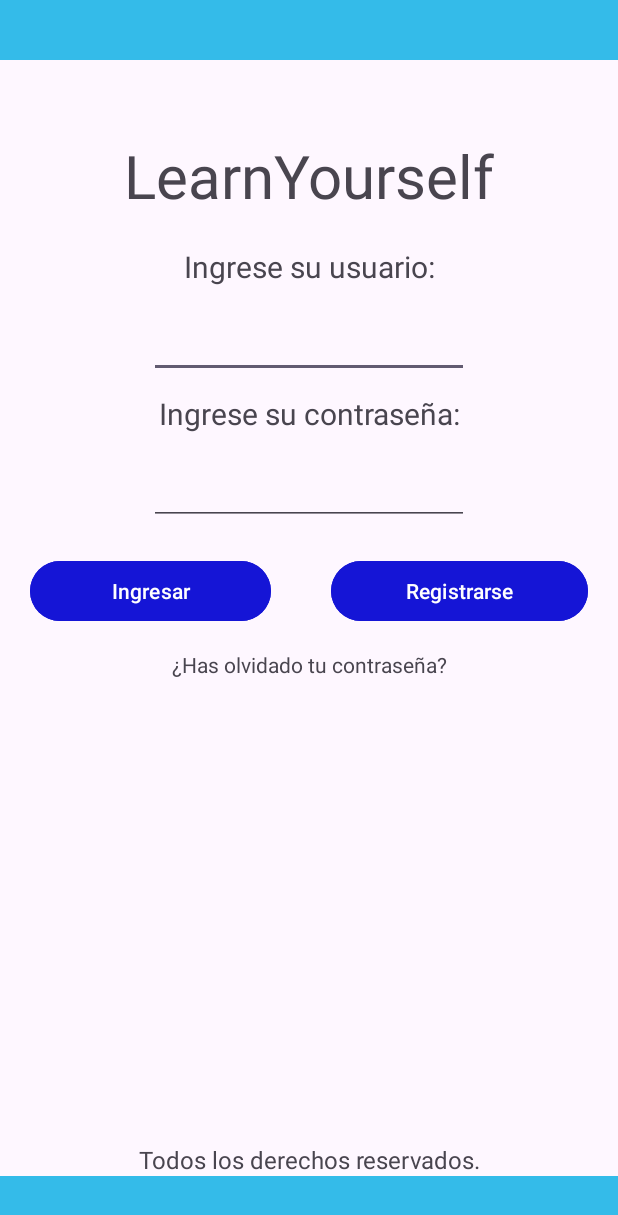
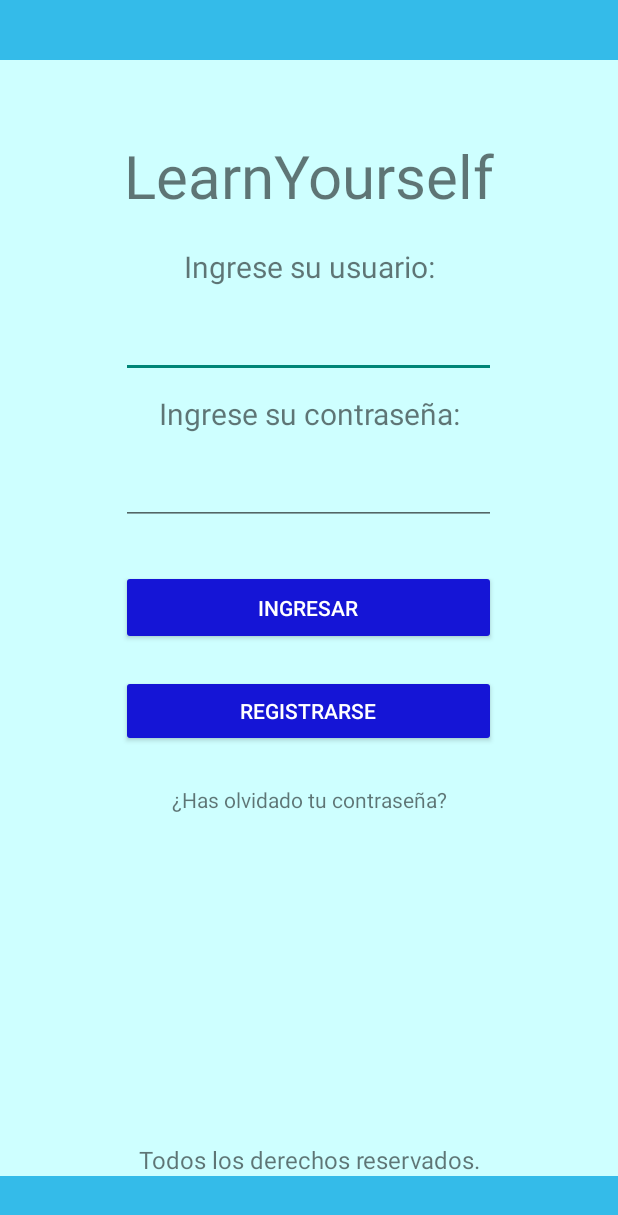
Before and after one commit to francocaputo123/final-2-am-acn4a-caputo-cardozo, an Android app: the screen it shows after launch (MainActivity), on a phone screen of 412 x 824 dp. Shown: the top 1215 px of the screen. Run offline under Robolectric (Android 15) with nearby library versions, the phone set to English and light mode, and no system bars.

Commit message:
Added all strings for names, textViews, etc. Fixed problem in bottom drawable.

```diff
--- a/app/src/main/res/drawable/rectangular_button_background.xml
+++ b/app/src/main/res/drawable/rectangular_button_background.xml
@@ -1,5 +1,5 @@
 <?xml version="1.0" encoding="utf-8"?>
 <shape xmlns:android="http://schemas.android.com/apk/res/android">
-    <solid android:color="#D8F0F2" /> <!-- Color de fondo -->
+    <solid android:color="@color/btnColor" /> <!-- Color de fondo -->
     <corners android:radius="0dp" /> <!-- Esquinas cuadradas (0dp) -->
 </shape>
--- a/app/src/main/res/layout/activity_main.xml
+++ b/app/src/main/res/layout/activity_main.xml
@@ -5,7 +5,8 @@
     android:layout_width="match_parent"
     android:layout_height="match_parent"
     android:orientation="vertical"
-    tools:context=".MainActivity">
+    tools:context=".MainActivity"
+    android:background="@color/background">
 
     <LinearLayout
         android:layout_width="match_parent"
@@ -29,31 +30,31 @@
         android:layout_width="match_parent"
         android:layout_height="wrap_content"
         android:layout_marginTop="20dp"
-        android:text="Ingrese su usuario:"
+        android:text="@string/l_txtl"
         android:textAlignment="center"
         android:textSize="20sp" />
 
     <EditText
         android:id="@+id/userEdit"
-        android:layout_width="wrap_content"
+        android:layout_width="250dp"
         android:layout_height="wrap_content"
         android:layout_gravity="center"
+        android:layout_marginTop="15dp"
         android:ems="10"
-        android:inputType="text"
-        android:layout_marginTop="15dp"/>
+        android:inputType="text" />
 
     <TextView
         android:id="@+id/passText"
         android:layout_width="match_parent"
         android:layout_height="wrap_content"
         android:layout_marginTop="10dp"
-        android:text="Ingrese su contraseña:"
+        android:text="@string/l_txtpass"
         android:textAlignment="center"
         android:textSize="20sp" />
 
     <EditText
         android:id="@+id/passEdit"
-        android:layout_width="wrap_content"
+        android:layout_width="250dp"
         android:layout_height="wrap_content"
         android:layout_gravity="center"
         android:ems="10"
@@ -64,27 +65,33 @@
         android:layout_width="match_parent"
         android:layout_height="wrap_content"
         android:layout_marginTop="20dp"
-        android:orientation="horizontal">
+        android:orientation="vertical"
+        android:gravity="center"
+        >
 
         <Button
             android:id="@+id/login"
-            android:layout_width="wrap_content"
-            android:layout_height="wrap_content"
+            android:layout_width="250dp"
+            android:layout_height="50dp"
             android:layout_marginHorizontal="20dp"
-            android:layout_weight="1.2"
+            android:layout_marginVertical="10dp"
+            android:layout_weight="1"
             android:backgroundTint="@color/btnColor"
             android:onClick="login"
-            android:text="Ingresar" />
+            android:text="@string/login"
+            android:textColor="@color/txtColor" />
 
         <Button
             android:id="@+id/register"
-            android:layout_width="wrap_content"
+            android:layout_width="250dp"
             android:layout_height="wrap_content"
             android:layout_marginHorizontal="20dp"
             android:layout_weight="1"
             android:backgroundTint="@color/btnColor"
             android:onClick="registerAc"
-            android:text="Registrarse" />
+            android:text="Registrarse"
+            android:textColor="@color/txtColor"
+            android:layout_marginVertical="10dp"/>
     </LinearLayout>
 
     <LinearLayout
@@ -97,8 +104,8 @@
             android:id="@+id/textView5"
             android:layout_width="match_parent"
             android:layout_height="wrap_content"
-            android:text="¿Has olvidado tu contraseña?"
-            android:textAlignment="center"/>
+            android:text="@string/l_recoveryPass"
+            android:textAlignment="center" />
     </LinearLayout>
 
     <LinearLayout
--- a/app/src/main/res/layout/activity_register.xml
+++ b/app/src/main/res/layout/activity_register.xml
@@ -5,7 +5,8 @@
     android:layout_width="match_parent"
     android:layout_height="match_parent"
     android:orientation="vertical"
-    tools:context=".Register">
+    tools:context=".Register"
+    android:background="@color/background">
 
     <ImageButton
         android:id="@+id/imageButton6"
@@ -37,7 +38,7 @@
             android:layout_width="match_parent"
             android:layout_height="wrap_content"
             android:paddingStart="20dp"
-            android:text="Vamos a crear tu cuenta"
+            android:text="@string/r_title"
             android:textSize="30sp" />
 
         <TextView
@@ -45,7 +46,7 @@
             android:layout_width="match_parent"
             android:layout_height="wrap_content"
             android:padding="20dp"
-            android:text="Es el momento de crear tu cuenta para obtener tu plan de aprendizaje y guardar tu progreso"
+            android:text="@string/r_legend"
             android:textSize="15sp" />
     </LinearLayout>
 
@@ -105,10 +106,11 @@
             android:layout_width="match_parent"
             android:layout_height="wrap_content"
             android:layout_margin="10dp"
-            android:background="@drawable/rectangular_button_background"
             android:backgroundTint="@color/btnColor"
             android:onClick="regis"
-            android:text="Registrarse" />
+            android:text="@string/register"
+            android:textColor="@color/txtColor"
+            android:background="@drawable/rectangular_button_background"/>
     </LinearLayout>
 
 </androidx.constraintlayout.widget.ConstraintLayout>
--- a/app/src/main/res/values-night/themes.xml
+++ b/app/src/main/res/values-night/themes.xml
@@ -1,6 +1,6 @@
 <resources xmlns:tools="http://schemas.android.com/tools">
     <!-- Base application theme. -->
-    <style name="Base.Theme.LearnYourself" parent="Theme.Material3.DayNight.NoActionBar">
+    <style name="Base.Theme.LearnYourself" parent="Theme.AppCompat.Light.NoActionBar">
         <!-- Customize your dark theme here. -->
         <!-- <item name="colorPrimary">@color/my_dark_primary</item> -->
     </style>
--- a/app/src/main/res/values/colors.xml
+++ b/app/src/main/res/values/colors.xml
@@ -1,9 +1,9 @@
 <?xml version="1.0" encoding="utf-8"?>
 <resources>
     <color name="black">#FF000000</color>
-    <color name="white">#FFFFFFFF</color>
+    <color name="txtColor">#FFFFFFFF</color>
     <color name="bgColor">#34bbe9</color>
     <color name="btnColor">#1515D6</color>
-    <color name="background">#D8F0F2</color>
+    <color name="background">#ceffff</color>
     <color name="transparent">#00FFFFFF</color>
 </resources>
--- a/app/src/main/res/values/strings.xml
+++ b/app/src/main/res/values/strings.xml
@@ -1,3 +1,10 @@
 <resources>
     <string name="app_name">LearnYourself</string>
+    <string name="register">Registrarse</string>
+    <string name="r_title">Vamos a crear tu cuenta</string>
+    <string name="login">Ingresar</string>
+    <string name="l_txtl">Ingrese su usuario:</string>
+    <string name="l_txtpass">Ingrese su contraseña:</string>
+    <string name="l_recoveryPass">¿Has olvidado tu contraseña?</string>
+    <string name="r_legend">    Es el momento de crear tu cuenta para obtener tu plan de aprendizaje y guardar tu progreso</string>
 </resources>
--- a/app/src/main/res/values/themes.xml
+++ b/app/src/main/res/values/themes.xml
@@ -1,6 +1,6 @@
 <resources xmlns:tools="http://schemas.android.com/tools">
     <!-- Base application theme. -->
-    <style name="Base.Theme.LearnYourself" parent="Theme.Material3.DayNight.NoActionBar">
+    <style name="Base.Theme.LearnYourself" parent="Theme.AppCompat.Light.NoActionBar">
         <!-- Customize your light theme here. -->
         <!-- <item name="colorPrimary">@color/my_light_primary</item> -->
     </style>
```
